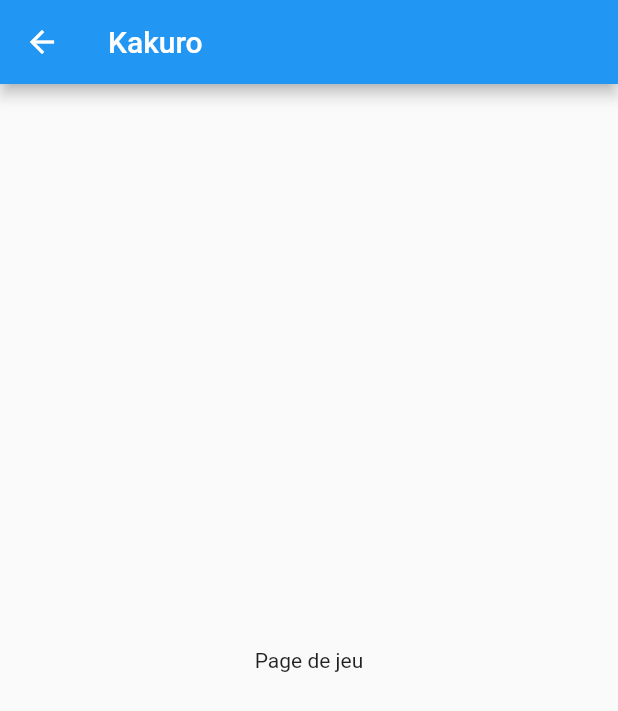
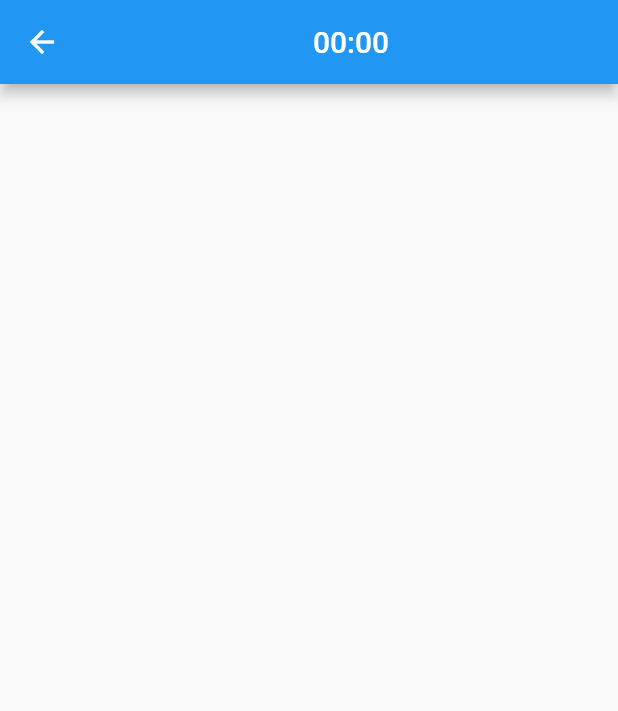
Before and after one commit to Ahmedio1/KakuroFlutter, a Flutter app: the PageDeJeu screen opened directly, on a phone screen of 412 x 824 dp. Shown: the top 711 px of the screen. Run offline on Flutter 3.47's test engine with Material 2 defaults, Android fonts, the phone set to English and light mode, and no system bars.

Commit message:
Ajout du timer

```diff
--- a/lib/main.dart
+++ b/lib/main.dart
@@ -1,11 +1,13 @@
 import 'package:flutter/material.dart';
+import 'page de jeu/page_de_jeu.dart';
 
 void main() {
-  runApp(const MyApp());
+  runApp(MyApp());
 }
 
 class MyApp extends StatelessWidget {
-  const MyApp({super.key});
+  MyApp({super.key});
+  PageDeJeu myPageDeJeu = PageDeJeu();
 
   // This widget is the root of your application.
   @override
@@ -17,7 +19,7 @@ class MyApp extends StatelessWidget {
       theme: ThemeData(
         primarySwatch: Colors.blue,
       ),
-      home: const MyHomePage(title: 'Flutter Demo Home Page'),
+      home: myPageDeJeu,
     );
   }
 }
--- a/lib/page de jeu/composants/case.dart
+++ b/lib/page de jeu/composants/case.dart
@@ -3,7 +3,7 @@ class Case {
   int position_Y;
   int valeur;
   bool estBloquee;
-  List<int> infos = List.filled(2, 0);
+  List<int> infos = List.filled(4, 0); // 0: haut, 1: bas, 2: gauche, 3: droite
 
   Case(this.position_X, this.position_Y, this.valeur, this.estBloquee,
       this.infos);
--- /dev/null
+++ b/lib/page de jeu/composants/timer.dart
@@ -0,0 +1,58 @@
+import 'dart:async';
+import 'package:flutter/material.dart';
+
+class MyTimerApp extends StatefulWidget {
+  @override
+  _MyTimerAppState createState() => _MyTimerAppState();
+}
+
+class _MyTimerAppState extends State<MyTimerApp> {
+  int _seconds = 0;
+  Timer? _timer;
+
+  @override
+  void dispose() {
+    _timer?.cancel();
+    super.dispose();
+  }
+
+  void startTimer() {
+    const oneSec = Duration(seconds: 1);
+    _timer = Timer.periodic(
+      oneSec,
+      (Timer timer) => setState(
+        () {
+          _seconds++;
+        },
+      ),
+    );
+  }
+
+  void stopTimer() {
+    _timer?.cancel();
+  }
+
+  void resetTimer() {
+    setState(() {
+      _seconds = 0;
+    });
+  }
+
+  String get timerText {
+    Duration duration = Duration(seconds: _seconds);
+    String twoDigits(int n) => n.toString().padLeft(2, "0");
+    String twoDigitMinutes = twoDigits(duration.inMinutes.remainder(60));
+    String twoDigitSeconds = twoDigits(duration.inSeconds.remainder(60));
+    return "$twoDigitMinutes:$twoDigitSeconds";
+  }
+
+  @override
+  Widget build(BuildContext context) {
+    return Center(
+      child: Text(
+        timerText,
+        style: const TextStyle(fontSize: 20),
+      ),
+    );
+  }
+}
--- a/lib/page de jeu/page_de_jeu.dart
+++ b/lib/page de jeu/page_de_jeu.dart
@@ -1,4 +1,5 @@
 import 'package:flutter/material.dart';
+import 'composants/timer.dart';
 
 class PageDeJeu extends StatefulWidget {
   @override
@@ -8,12 +9,10 @@ class PageDeJeu extends StatefulWidget {
 class _PageDeJeuState extends State<PageDeJeu> {
   @override
   Widget build(BuildContext context) {
+    MyTimerApp timer = MyTimerApp();
     return Scaffold(
       appBar: AppBar(
-        title: const Text('Kakuro'),
-      ),
-      body: const Center(
-        child: Text('Page de jeu'),
+        title: timer,
       ),
     );
   }
```
